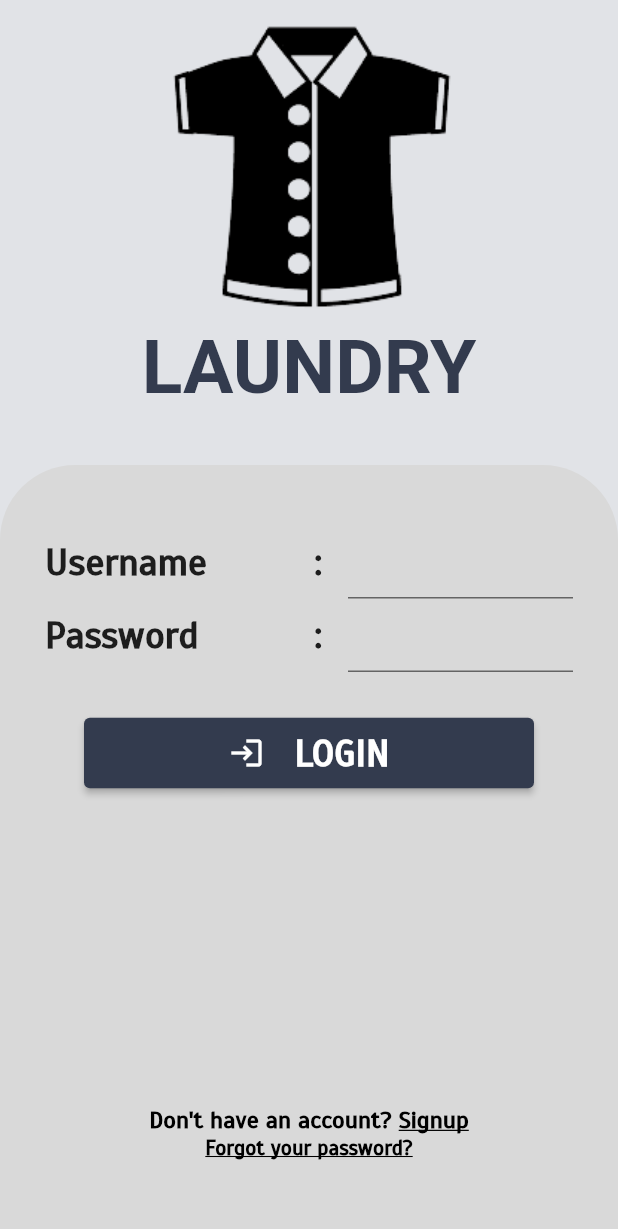
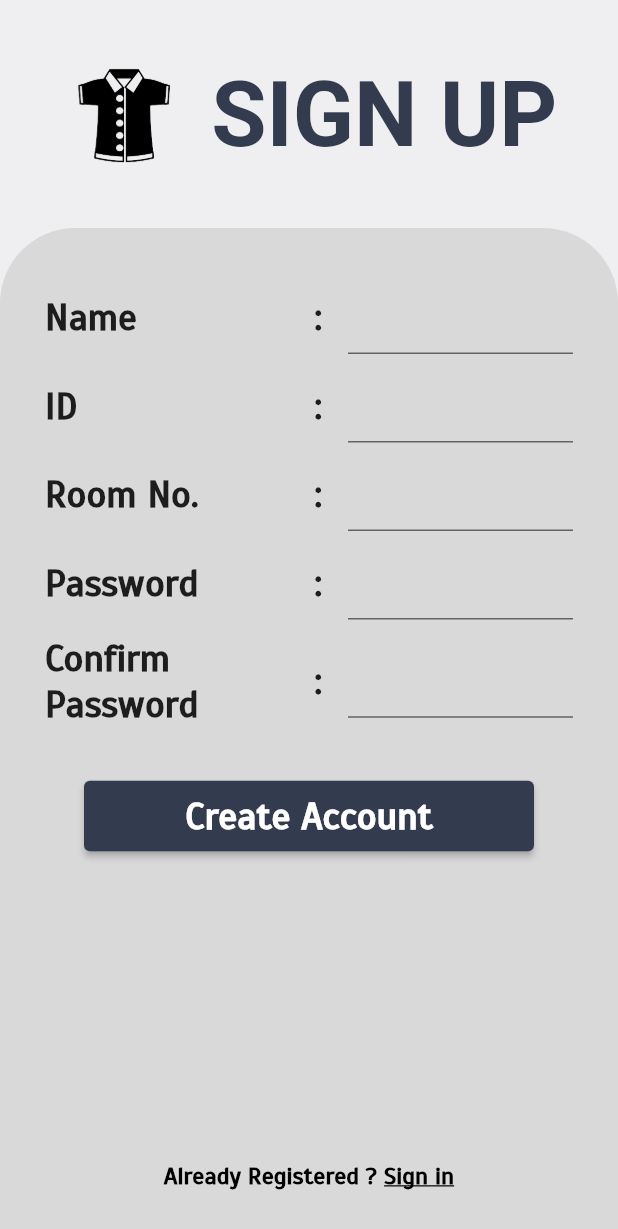
Before and after one commit to SRJ2910/LaundryApp, a Flutter app: the screen it shows after launch, on a phone screen of 412 x 824 dp. Shown: the top 1229 px of the screen. Run offline on Flutter 3.47's test engine with Material 2 defaults, Android fonts, the phone set to English and light mode, and no system bars.

Commit message:
Created SignUp Screen and Set minSdkVersion to 19 for Firebase Compatibility.

```diff
--- a/laundry_app/lib/constants.dart
+++ b/laundry_app/lib/constants.dart
@@ -1,12 +1,28 @@
 import 'package:flutter/material.dart';
 
-const kLightBackgroundColor = Color(0xFFE1E3E7);
+
+//Color Constants
+const kGreyBackgroundColor = Color(0xFFE1E3E7);
+const kLightBackgroundColor = Color(0xFFEFEFF1);
 const kDarkColor = Color(0xFF333B4E);
+
+//TextStyle Decorations
 const kTitleTextDecoration = TextStyle(
   color: kDarkColor,
-  fontSize: 50,
+  fontSize: 60,
   fontFamily: 'Roboto',
 );
+const kSmallTextDecoration = TextStyle(
+    fontSize: 20,
+    fontFamily: 'Scada',
+    fontWeight: FontWeight.bold,
+    color: Colors.black);
+const kFieldTextDecoration = TextStyle(
+  fontSize: 25,
+  fontWeight: FontWeight.bold,
+);
+
+//Box Decorations
 const kBottomBoxDecoration = BoxDecoration(
   color: Color(0xFFD9D9D9),
   borderRadius: BorderRadius.only(
@@ -14,10 +30,6 @@ const kBottomBoxDecoration = BoxDecoration(
     topLeft: Radius.circular(50),
   ),
 );
-const kFieldTextDecoration =
-    TextStyle(fontSize: 25, fontWeight: FontWeight.bold);
-const kSmallTextDecoration = TextStyle(
-    fontSize: 20,
-    fontFamily: 'Scada',
-    fontWeight: FontWeight.bold,
-    color: Colors.black);
+
+//Paddings
+const kBottomBoxPadding = EdgeInsets.all(30);
--- a/laundry_app/lib/main.dart
+++ b/laundry_app/lib/main.dart
@@ -1,6 +1,7 @@
 import 'package:flutter/material.dart';
 import 'package:laundry_app/constants.dart';
 import 'package:laundry_app/screens/login_screen.dart';
+import 'package:laundry_app/screens/signup_screen.dart';
 
 void main() {
   runApp(const MyApp());
@@ -12,10 +13,11 @@ class MyApp extends StatelessWidget {
   @override
   Widget build(BuildContext context) {
     return MaterialApp(
-      initialRoute: LoginScreen.id,
+      initialRoute: SignUpScreen.id,
       debugShowCheckedModeBanner: false,
       routes: {
         LoginScreen.id: (context) => LoginScreen(),
+        SignUpScreen.id: (context) => SignUpScreen(),
       },
       theme: ThemeData(
         fontFamily: 'Scada',
--- a/laundry_app/lib/screens/login_screen.dart
+++ b/laundry_app/lib/screens/login_screen.dart
@@ -1,7 +1,7 @@
 import 'package:flutter/material.dart';
 import 'package:laundry_app/constants.dart';
 import 'package:laundry_app/widget/custom_button.dart';
-import 'package:laundry_app/widget/custom_textfield.dart';
+import 'package:laundry_app/widget/user_details_textfield.dart';
 
 class LoginScreen extends StatefulWidget {
   static const String id = "login_screen";
@@ -16,7 +16,7 @@ class _LoginScreenState extends State<LoginScreen> {
     return SafeArea(
       child: Scaffold(
         resizeToAvoidBottomInset: false,
-        backgroundColor: kLightBackgroundColor,
+        backgroundColor: kGreyBackgroundColor,
         body: Center(
           child: Column(
             mainAxisAlignment: MainAxisAlignment.start,
@@ -41,19 +41,19 @@ class _LoginScreenState extends State<LoginScreen> {
                 child: Container(
                   decoration: kBottomBoxDecoration,
                   child: Padding(
-                    padding: const EdgeInsets.all(30),
+                    padding: kBottomBoxPadding,
                     child: Column(
                       children: <Widget>[
                         const SizedBox(
                           height: 10,
                         ),
-                        CustomTextField(
+                        UserDetailsTextField(
                           fieldName: "Username",
                           onChanged: (e) {
                             print(e);
                           },
                         ),
-                        CustomTextField(
+                        UserDetailsTextField(
                           fieldName: "Password",
                           obscureText: true,
                           onChanged: (e) {
--- /dev/null
+++ b/laundry_app/lib/screens/signup_screen.dart
@@ -0,0 +1,93 @@
+import 'package:flutter/material.dart';
+import 'package:laundry_app/constants.dart';
+import 'package:laundry_app/widget/custom_button.dart';
+import 'package:laundry_app/widget/user_details_textfield.dart';
+
+class SignUpScreen extends StatefulWidget {
+  static const id = 'signup_screen';
+  const SignUpScreen({Key? key}) : super(key: key);
+
+  @override
+  State<SignUpScreen> createState() => _SignUpScreenState();
+}
+
+class _SignUpScreenState extends State<SignUpScreen> {
+  @override
+  Widget build(BuildContext context) {
+    return Scaffold(
+      backgroundColor: kLightBackgroundColor,
+      body: SafeArea(
+        child: Column(children: [
+          Padding(
+            padding: const EdgeInsets.symmetric(vertical: 40, horizontal: 20),
+            child: Row(
+              mainAxisAlignment: MainAxisAlignment.spaceEvenly,
+              children: [
+                Image.asset(
+                  'images/TShirt-bgremoved.png',
+                  width: 80,
+                ),
+                Text(
+                  "SIGN UP",
+                  style: Theme.of(context).textTheme.headline1,
+                ),
+              ],
+            ),
+          ),
+          Expanded(
+            child: Container(
+              decoration: kBottomBoxDecoration,
+              padding: kBottomBoxPadding,
+              child: Column(children: [
+                UserDetailsTextField(
+                  fieldName: 'Name',
+                ),
+                UserDetailsTextField(
+                  fieldName: 'ID',
+                ),
+                UserDetailsTextField(
+                  fieldName: 'Room No.',
+                ),
+                UserDetailsTextField(
+                  fieldName: 'Password',
+                ),
+                UserDetailsTextField(
+                  fieldName: 'Confirm \nPassword',
+                ),
+                const SizedBox(
+                  height: 30,
+                ),
+                CustomButton(
+                  text: 'Create Account',
+                  onpressed: () => null,
+                ),
+                Spacer(),
+                DefaultTextStyle(
+                  style: kSmallTextDecoration,
+                  child: Row(
+                    mainAxisAlignment: MainAxisAlignment.center,
+                    crossAxisAlignment: CrossAxisAlignment.end,
+                    children: [
+                      const Text(
+                        'Already Registered ? ',
+                        textScaleFactor: 0.8,
+                      ),
+                      GestureDetector(
+                        child: const Text(  //const for now since onTap is const
+                          'Sign in',
+                          style: TextStyle(decoration: TextDecoration.underline,),
+                          textScaleFactor: 0.8,
+                        ),
+                        onTap: () => print('Sign in pressed'),
+                      )
+                    ],
+                  ),
+                )
+              ]),
+            ),
+          ),
+        ]),
+      ),
+    );
+  }
+}
--- a/laundry_app/lib/widget/custom_textfield.dart
+++ /dev/null
@@ -1,64 +0,0 @@
-import 'package:flutter/material.dart';
-import 'package:laundry_app/constants.dart';
-
-class CustomTextField extends StatefulWidget {
-  final String? fieldName;
-  final bool obscureText;
-  final Function(String?)? onChanged;
-  const CustomTextField(
-      {Key? key, this.fieldName, this.obscureText = false, this.onChanged})
-      : super(key: key);
-
-  @override
-  State<CustomTextField> createState() => _CustomTextFieldState();
-}
-
-class _CustomTextFieldState extends State<CustomTextField> {
-  @override
-  Widget build(BuildContext context) {
-    return Row(
-      mainAxisAlignment: MainAxisAlignment.center,
-      crossAxisAlignment: CrossAxisAlignment.center,
-      children: <Widget>[
-        Expanded(
-          child: Text(
-            widget.fieldName!,
-            style: Theme.of(context).textTheme.bodyText1,
-          ),
-        ),
-        const Text(
-          " : ",
-          style: kFieldTextDecoration,
-        ),
-        const SizedBox(
-          width: 10,
-        ),
-        SizedBox(
-          width: 150,
-          child: TextField(
-            onChanged: (e) {
-              if (widget.onChanged == null) {
-                return;
-              }
-              widget.onChanged!(e);
-            },
-            cursorColor: Colors.black,
-            obscureText: widget.obscureText,
-            decoration: const InputDecoration(
-              enabledBorder: UnderlineInputBorder(
-                borderSide: BorderSide(color: Colors.black54),
-              ),
-              focusedBorder: UnderlineInputBorder(
-                borderSide: BorderSide(color: Colors.black),
-              ),
-            ),
-            style: const TextStyle(
-              overflow: TextOverflow.visible,
-              fontSize: 20,
-            ),
-          ),
-        ),
-      ],
-    );
-  }
-}
--- /dev/null
+++ b/laundry_app/lib/widget/user_details_textfield.dart
@@ -0,0 +1,67 @@
+import 'package:flutter/material.dart';
+import 'package:laundry_app/constants.dart';
+
+class UserDetailsTextField extends StatefulWidget {
+  final String? fieldName;
+  final bool obscureText;
+  final Function(String?)? onChanged;
+  const UserDetailsTextField(
+      {Key? key, this.fieldName, this.obscureText = false, this.onChanged})
+      : super(key: key);
+
+  @override
+  State<UserDetailsTextField> createState() => _UserDetailsTextFieldState();
+}
+
+class _UserDetailsTextFieldState extends State<UserDetailsTextField> {
+  @override
+  Widget build(BuildContext context) {
+    return Padding(
+      padding: const EdgeInsets.symmetric(vertical: 5.0),
+      child: Row(
+        mainAxisAlignment: MainAxisAlignment.center,
+        crossAxisAlignment: CrossAxisAlignment.center,
+        children: <Widget>[
+          Expanded(
+            child: Text(
+              widget.fieldName!,
+              style: Theme.of(context).textTheme.bodyText1,
+            ),
+          ),
+          const Text(
+            " : ",
+            style: kFieldTextDecoration,
+          ),
+          const SizedBox(
+            width: 10,
+          ),
+          SizedBox(
+            width: 150,
+            child: TextField(
+              onChanged: (e) {
+                if (widget.onChanged == null) {
+                  return;
+                }
+                widget.onChanged!(e);
+              },
+              cursorColor: Colors.black,
+              obscureText: widget.obscureText,
+              decoration: const InputDecoration(
+                enabledBorder: UnderlineInputBorder(
+                  borderSide: BorderSide(color: Colors.black54),
+                ),
+                focusedBorder: UnderlineInputBorder(
+                  borderSide: BorderSide(color: Colors.black),
+                ),
+              ),
+              style: const TextStyle(
+                overflow: TextOverflow.visible,
+                fontSize: 20,
+              ),
+            ),
+          ),
+        ],
+      ),
+    );
+  }
+}
```
Also changed, not shown: 3 other files.
